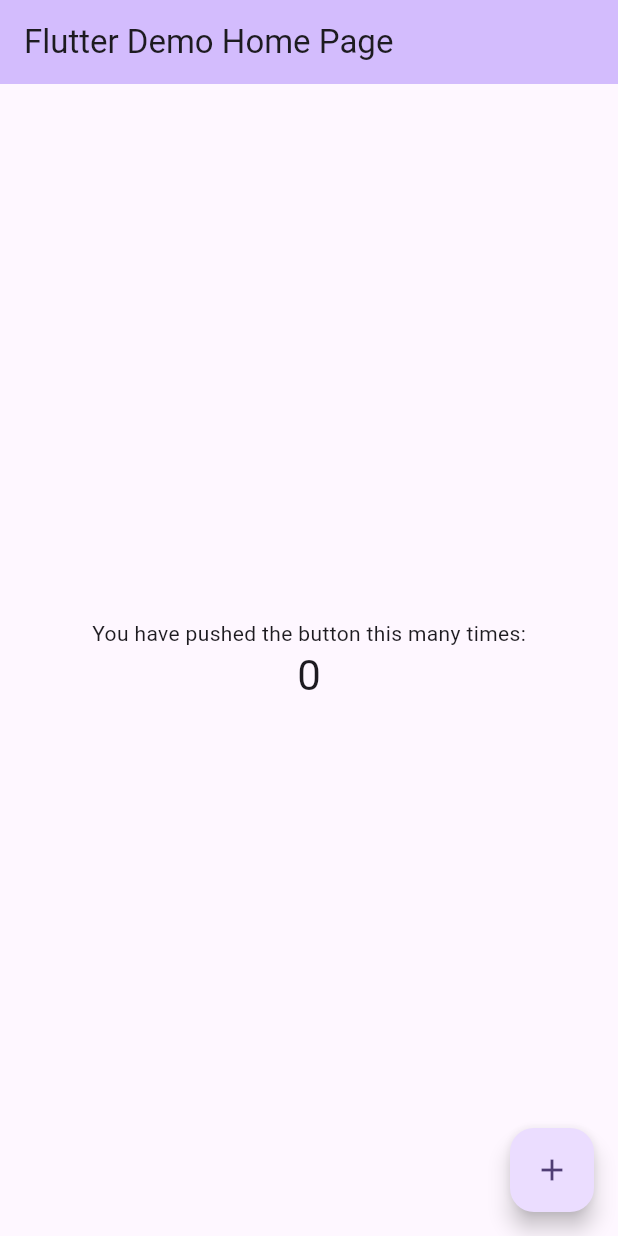
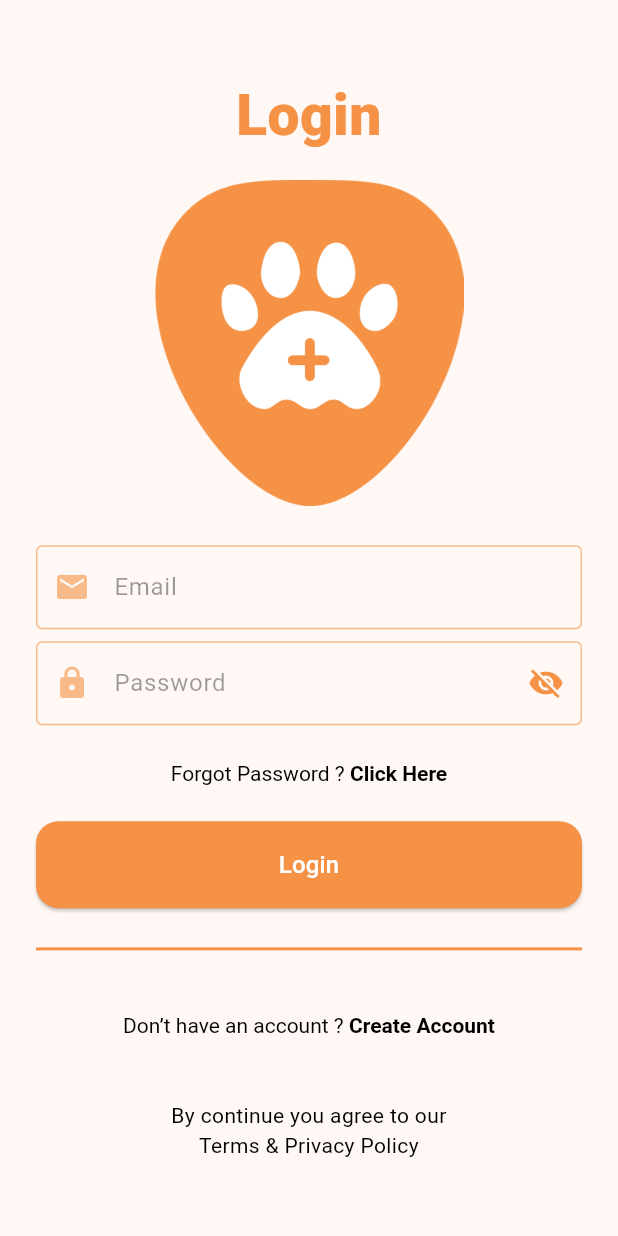
Before and after one commit to Navindu-Ashen/pet-guardian, a Flutter app: the screen it shows after launch, on a phone screen of 412 x 824 dp. Run offline on Flutter 3.47's test engine with Material 3 defaults, Android fonts, the phone set to English and light mode, and no system bars; our stand-ins replace firebase_core; accounts and stored records are empty.

Commit message:
feat(login-registration-UI): implements UI for login and registration screens

```diff
--- a/lib/main.dart
+++ b/lib/main.dart
@@ -1,5 +1,6 @@
 import 'package:flutter/material.dart';
 import 'package:firebase_core/firebase_core.dart';
+import 'package:pet_guardian/screens/authentication/login.dart';
 import 'firebase_options.dart';
 
 void main() async {
@@ -13,119 +14,17 @@ void main() async {
 class MyApp extends StatelessWidget {
   const MyApp({super.key});
 
-  // This widget is the root of your application.
   @override
   Widget build(BuildContext context) {
     return MaterialApp(
-      title: 'Flutter Demo',
+      title: 'Pet Guardian',
       theme: ThemeData(
-        // This is the theme of your application.
-        //
-        // TRY THIS: Try running your application with "flutter run". You'll see
-        // the application has a purple toolbar. Then, without quitting the app,
-        // try changing the seedColor in the colorScheme below to Colors.green
-        // and then invoke "hot reload" (save your changes or press the "hot
-        // reload" button in a Flutter-supported IDE, or press "r" if you used
-        // the command line to start the app).
-        //
-        // Notice that the counter didn't reset back to zero; the application
-        // state is not lost during the reload. To reset the state, use hot
-        // restart instead.
-        //
-        // This works for code too, not just values: Most code changes can be
-        // tested with just a hot reload.
-        colorScheme: ColorScheme.fromSeed(seedColor: Colors.deepPurple),
+        colorScheme: ColorScheme.fromSeed(
+          seedColor: const Color.fromARGB(255, 245, 146, 69),
+        ),
         useMaterial3: true,
       ),
-      home: const MyHomePage(title: 'Flutter Demo Home Page'),
+      home: const LoginScreen(),
     );
   }
 }
-
-class MyHomePage extends StatefulWidget {
-  const MyHomePage({super.key, required this.title});
-
-  // This widget is the home page of your application. It is stateful, meaning
-  // that it has a State object (defined below) that contains fields that affect
-  // how it looks.
-
-  // This class is the configuration for the state. It holds the values (in this
-  // case the title) provided by the parent (in this case the App widget) and
-  // used by the build method of the State. Fields in a Widget subclass are
-  // always marked "final".
-
-  final String title;
-
-  @override
-  State<MyHomePage> createState() => _MyHomePageState();
-}
-
-class _MyHomePageState extends State<MyHomePage> {
-  int _counter = 0;
-
-  void _incrementCounter() {
-    setState(() {
-      // This call to setState tells the Flutter framework that something has
-      // changed in this State, which causes it to rerun the build method below
-      // so that the display can reflect the updated values. If we changed
-      // _counter without calling setState(), then the build method would not be
-      // called again, and so nothing would appear to happen.
-      _counter++;
-    });
-  }
-
-  @override
-  Widget build(BuildContext context) {
-    // This method is rerun every time setState is called, for instance as done
-    // by the _incrementCounter method above.
-    //
-    // The Flutter framework has been optimized to make rerunning build methods
-    // fast, so that you can just rebuild anything that needs updating rather
-    // than having to individually change instances of widgets.
-    return Scaffold(
-      appBar: AppBar(
-        // TRY THIS: Try changing the color here to a specific color (to
-        // Colors.amber, perhaps?) and trigger a hot reload to see the AppBar
-        // change color while the other colors stay the same.
-        backgroundColor: Theme.of(context).colorScheme.inversePrimary,
-        // Here we take the value from the MyHomePage object that was created by
-        // the App.build method, and use it to set our appbar title.
-        title: Text(widget.title),
-      ),
-      body: Center(
-        // Center is a layout widget. It takes a single child and positions it
-        // in the middle of the parent.
-        child: Column(
-          // Column is also a layout widget. It takes a list of children and
-          // arranges them vertically. By default, it sizes itself to fit its
-          // children horizontally, and tries to be as tall as its parent.
-          //
-          // Column has various properties to control how it sizes itself and
-          // how it positions its children. Here we use mainAxisAlignment to
-          // center the children vertically; the main axis here is the vertical
-          // axis because Columns are vertical (the cross axis would be
-          // horizontal).
-          //
-          // TRY THIS: Invoke "debug painting" (choose the "Toggle Debug Paint"
-          // action in the IDE, or press "p" in the console), to see the
-          // wireframe for each widget.
-          mainAxisAlignment: MainAxisAlignment.center,
-          children: <Widget>[
-            const Text(
-              'You have pushed the button this many times:',
-            ),
-            Text(
-              '$_counter',
-              style: Theme.of(context).textTheme.headlineMedium,
-            ),
-          ],
-        ),
-      ),
-      floatingActionButton: FloatingActionButton(
-        onPressed: _incrementCounter,
-        tooltip: 'Increment',
-        child: const Icon(Icons.add),
-      ), // This trailing comma makes auto-formatting nicer for build methods.
-    );
-  }
-}
--- /dev/null
+++ b/lib/screens/authentication/login.dart
@@ -0,0 +1,210 @@
+import 'package:flutter/material.dart';
+import 'package:pet_guardian/screens/authentication/registration.dart';
+
+class LoginScreen extends StatefulWidget {
+  const LoginScreen({super.key});
+
+  @override
+  State<LoginScreen> createState() => _LoginScreenState();
+}
+
+class _LoginScreenState extends State<LoginScreen> {
+  final _formKey = GlobalKey<FormState>();
+  final TextEditingController _emailController = TextEditingController();
+  final TextEditingController _passwordController = TextEditingController();
+  bool _isPasswordVisible = false;
+
+  @override
+  void dispose() {
+    _emailController.dispose();
+    _passwordController.dispose();
+    super.dispose();
+  }
+
+  @override
+  Widget build(BuildContext context) {
+    final screenSize = MediaQuery.of(context).size;
+    return Scaffold(
+      body: SafeArea(
+        child: Padding(
+          padding: const EdgeInsets.all(24.0),
+          child: Form(
+            key: _formKey,
+            child: Column(
+              mainAxisAlignment: MainAxisAlignment.spaceEvenly,
+              children: [
+                Column(
+                  spacing: 16,
+                  mainAxisAlignment: MainAxisAlignment.spaceBetween,
+                  children: [
+                    const Text(
+                      'Login',
+                      style: TextStyle(
+                        fontSize: 38,
+                        fontWeight: FontWeight.w900,
+                        color: Color.fromARGB(255, 245, 146, 69),
+                      ),
+                      textAlign: TextAlign.center,
+                    ),
+                    Image.asset(
+                      "assets/logo.png",
+                      width: screenSize.width * 0.5,
+                    ),
+                  ],
+                ),
+                Column(
+                  spacing: 8,
+                  mainAxisAlignment: MainAxisAlignment.spaceBetween,
+                  children: [
+                    TextFormField(
+                      controller: _emailController,
+                      keyboardType: TextInputType.emailAddress,
+                      decoration: const InputDecoration(
+                        hoverColor: Color.fromARGB(255, 245, 146, 69),
+                        labelText: 'Email',
+                        labelStyle: TextStyle(
+                          color: Color.fromARGB(100, 0, 0, 0),
+                        ),
+                        prefixIcon: Icon(Icons.email),
+                        prefixIconColor: Color.fromARGB(155, 245, 146, 69),
+                        border: OutlineInputBorder(),
+                        enabledBorder: OutlineInputBorder(
+                          borderSide: BorderSide(
+                            color: Color.fromARGB(155, 245, 146, 69),
+                          ),
+                        ),
+                        focusedBorder: OutlineInputBorder(
+                          borderSide: BorderSide(
+                            color: Color.fromARGB(255, 245, 146, 69),
+                            width: 2,
+                          ),
+                        ),
+                      ),
+                      validator: (value) {
+                        if (value == null || value.isEmpty) {
+                          return 'Please enter your email';
+                        }
+                        return null;
+                      },
+                    ),
+                    TextFormField(
+                      controller: _passwordController,
+                      obscureText: !_isPasswordVisible,
+                      decoration: InputDecoration(
+                        labelText: 'Password',
+                        labelStyle: TextStyle(
+                          color: Color.fromARGB(100, 0, 0, 0),
+                        ),
+                        prefixIcon: const Icon(Icons.lock),
+                        prefixIconColor: Color.fromARGB(155, 245, 146, 69),
+                        border: const OutlineInputBorder(),
+                        enabledBorder: const OutlineInputBorder(
+                          borderSide: BorderSide(
+                            color: Color.fromARGB(155, 245, 146, 69),
+                          ),
+                        ),
+                        focusedBorder: const OutlineInputBorder(
+                          borderSide: BorderSide(
+                            color: Color.fromARGB(255, 245, 146, 69),
+                            width: 2,
+                          ),
+                        ),
+                        suffixIconColor: Color.fromARGB(255, 245, 146, 69),
+                        suffixIcon: IconButton(
+                          icon: Icon(
+                            _isPasswordVisible
+                                ? Icons.visibility
+                                : Icons.visibility_off,
+                          ),
+                          onPressed: () {
+                            setState(() {
+                              _isPasswordVisible = !_isPasswordVisible;
+                            });
+                          },
+                        ),
+                      ),
+                      validator: (value) {
+                        if (value == null || value.isEmpty) {
+                          return 'Please enter your password';
+                        }
+                        return null;
+                      },
+                    ),
+                    TextButton(
+                      onPressed: () {},
+                      child: RichText(
+                        text: const TextSpan(
+                          style: TextStyle(color: Colors.black),
+                          children: [
+                            TextSpan(text: "Forgot Password ? "),
+                            TextSpan(
+                              text: "Click Here",
+                              style: TextStyle(fontWeight: FontWeight.bold),
+                            ),
+                          ],
+                        ),
+                      ),
+                    ),
+                    ElevatedButton(
+                      onPressed: () {
+                        if (_formKey.currentState!.validate()) {
+                          print('Email: ${_emailController.text}');
+                          print('Password: ${_passwordController.text}');
+                        }
+                      },
+                      style: ElevatedButton.styleFrom(
+                        foregroundColor: Colors.white,
+                        fixedSize: Size(screenSize.width, 58),
+                        backgroundColor: Color.fromARGB(255, 245, 146, 69),
+                        shape: RoundedRectangleBorder(
+                          borderRadius: BorderRadius.circular(15),
+                        ),
+                      ),
+                      child: const Text(
+                        'Login',
+                        style: TextStyle(fontSize: 16),
+                      ),
+                    ),
+                  ],
+                ),
+                Container(
+                  height: 2,
+                  width: screenSize.width,
+                  decoration: BoxDecoration(
+                    color: Color.fromARGB(255, 245, 146, 69),
+                  ),
+                ),
+                TextButton(
+                  onPressed: () {
+                    Navigator.of(context).push(
+                      MaterialPageRoute(
+                        builder: (ctx) => RegistrationScreen(),
+                      ),
+                    );
+                  },
+                  child: RichText(
+                    text: const TextSpan(
+                      style: TextStyle(color: Colors.black),
+                      children: [
+                        TextSpan(text: "Don’t have an account ? "),
+                        TextSpan(
+                          text: "Create Account",
+                          style: TextStyle(fontWeight: FontWeight.bold),
+                        ),
+                      ],
+                    ),
+                  ),
+                ),
+                Text(
+                  "By continue you agree to our\nTerms & Privacy Policy",
+                  textAlign: TextAlign.center,
+                  style: TextStyle(color: Colors.black),
+                )
+              ],
+            ),
+          ),
+        ),
+      ),
+    );
+  }
+}
--- a/pubspec.yaml
+++ b/pubspec.yaml
@@ -59,9 +59,8 @@ flutter:
   uses-material-design: true
 
   # To add assets to your application, add an assets section, like this:
-  # assets:
-  #   - images/a_dot_burr.jpeg
-  #   - images/a_dot_ham.jpeg
+  assets:
+    - assets/
 
   # An image asset can refer to one or more resolution-specific "variants", see
   # https://flutter.dev/to/resolution-aware-images
```
Also changed, not shown: lib/screens/authentication/registration.dart (added, +292 -0 lines), assets/logo.png (added).
